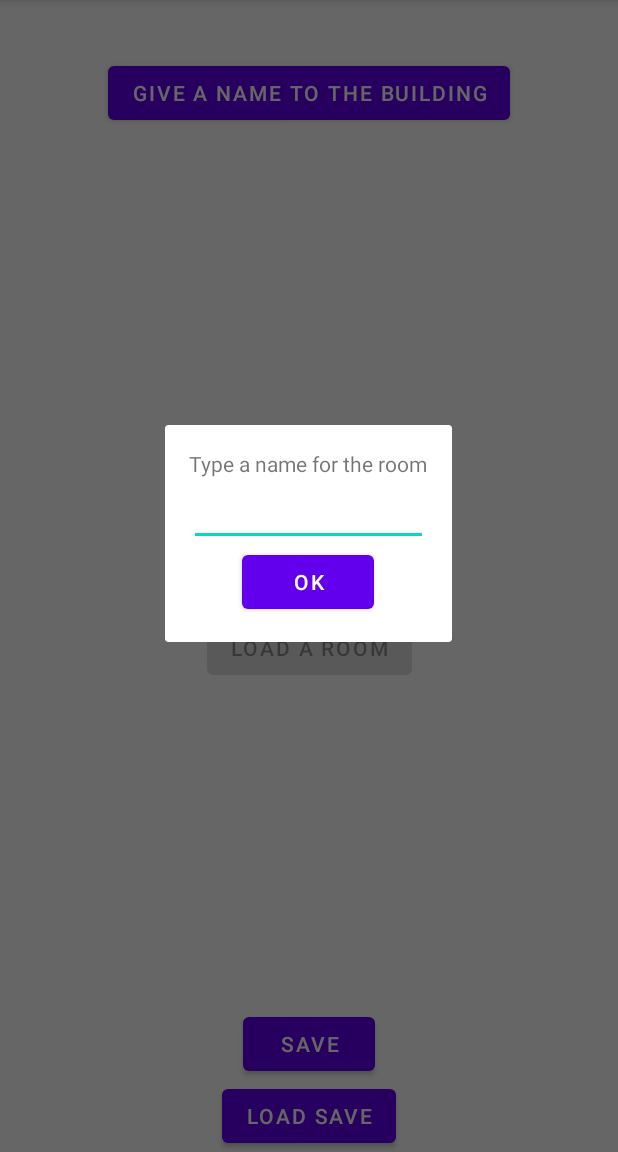
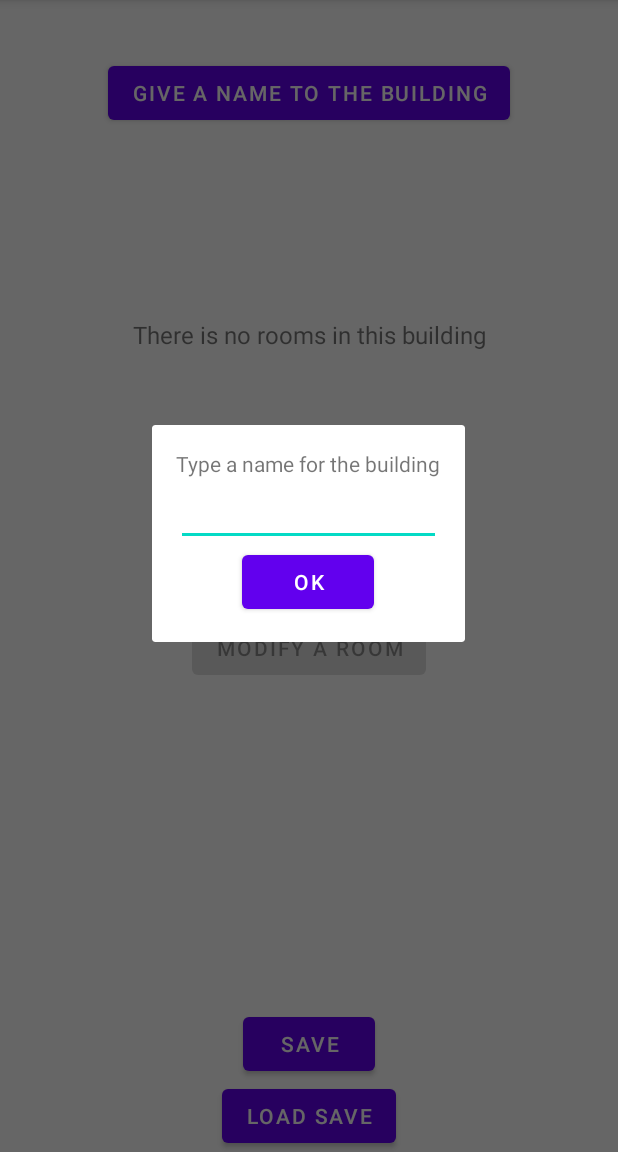
Before and after one commit to victord54/CartoMob, an Android app: the screen it shows after launch (MainActivity), after a tap on "GIVE A NAME TO THE BUILDING", on a phone screen of 412 x 824 dp, the part 84-1236 px from its top. Run offline under Robolectric (Android 15) with nearby library versions, the phone set to English and light mode, and no system bars.

Commit message:
Ajout de détails sur la composition du batiment : nb de pièces, si le batiment possède un nom...

```diff
--- a/app/src/main/java/fr/victord54/cartomob/activities/MainActivity.java
+++ b/app/src/main/java/fr/victord54/cartomob/activities/MainActivity.java
@@ -3,6 +3,7 @@ package fr.victord54.cartomob.activities;
 import android.content.Intent;
 import android.os.Bundle;
 import android.util.Log;
+import android.view.View;
 import android.widget.Button;
 import android.widget.TextView;
 import android.widget.Toast;
@@ -13,8 +14,6 @@ import androidx.appcompat.app.AppCompatActivity;
 
 import java.io.File;
 import java.util.ArrayList;
-import java.util.Arrays;
-import java.util.Objects;
 
 import fr.victord54.cartomob.R;
 import fr.victord54.cartomob.models.CartoMob;
@@ -28,6 +27,7 @@ public class MainActivity extends AppCompatActivity {
     private CartoMob cartoMob;
 
     private TextView nameBuilding;
+    private TextView nbRooms;
     private Button newRoom;
     private Button loadRoom;
     private Button loadFile;
@@ -39,7 +39,7 @@ public class MainActivity extends AppCompatActivity {
             if (result.getData() != null) {
                 cartoMob = (CartoMob) result.getData().getSerializableExtra("cartoMob");
                 Log.d(LOG_TAG, "Données reçues !");
-                Log.d(LOG_TAG, "cartoMob : "+cartoMob.toString());
+                Log.d(LOG_TAG, cartoMob.toString());
             }
         } else {
             Log.d(LOG_TAG, "Aucune donnée reçue");
@@ -51,8 +51,9 @@ public class MainActivity extends AppCompatActivity {
         super.onCreate(savedInstanceState);
         setContentView(R.layout.activity_main);
 
-        nameBuilding = findViewById(R.id.name_of_building);
-        nameBuildingBtn = findViewById(R.id.name_of_building_btn);
+        nameBuilding = findViewById(R.id.main_name_of_building);
+        nameBuildingBtn = findViewById(R.id.main_name_of_building_btn);
+        nbRooms = findViewById(R.id.main_number_of_rooms);
         newRoom = findViewById(R.id.main_new_room_btn);
         loadRoom = findViewById(R.id.main_load_room_btn);
         loadFile = findViewById(R.id.main_load_save);
@@ -64,6 +65,10 @@ public class MainActivity extends AppCompatActivity {
         if (cartoMob.isEmpty()) {
             Log.i(LOG_TAG, "cartoMob est vide");
             loadRoom.setEnabled(false);
+            nbRooms.setText(R.string.main_number_of_rooms_zero);
+        } else {
+            loadRoom.setEnabled(true);
+            nbRooms.setText(getString(R.string.main_number_of_rooms, cartoMob.getSize()));
         }
 
         nameBuildingBtn.setOnClickListener(view -> {
@@ -73,9 +78,10 @@ public class MainActivity extends AppCompatActivity {
                     cartoMob.setName(name);
                     nameBuilding.setText(cartoMob.getName());
                     Log.d("ModelContent", cartoMob.toString());
+                    nameBuildingBtn.setVisibility(View.INVISIBLE);
                 }
             };
-            final CustomDialogName cartoName = new CustomDialogName(this, listenerCartoName);
+            final CustomDialogName cartoName = new CustomDialogName(this, listenerCartoName, getText(R.string.custom_dialog_name_title_building).toString());
             cartoName.show();
         });
 
@@ -90,7 +96,7 @@ public class MainActivity extends AppCompatActivity {
                     newRoomLauncher.launch(sendData);
                 }
             };
-            final CustomDialogName roomName = new CustomDialogName(this, listenerRoomName);
+            final CustomDialogName roomName = new CustomDialogName(this, listenerRoomName, getText(R.string.custom_dialog_name_title_room).toString());
             roomName.show();
         });
 
@@ -130,12 +136,18 @@ public class MainActivity extends AppCompatActivity {
     @Override
     protected void onResume() {
         super.onResume();
-//        if (cartoMob == null)
-//            cartoMob = new CartoMob();
-//        else {
-//            if (!cartoMob.getName().isEmpty())
-//                nameBuilding.setText(cartoMob.getName());
-//        }
-//        loadRoom.setEnabled(!cartoMob.isEmpty());
+        if (cartoMob != null) {
+            if (cartoMob.getName() != null && !cartoMob.getName().isEmpty()) {
+                nameBuildingBtn.setVisibility(View.INVISIBLE);
+                nameBuilding.setText(cartoMob.getName());
+            } if (cartoMob.isEmpty()) {
+                Log.i(LOG_TAG, "cartoMob est vide");
+                loadRoom.setEnabled(false);
+                nbRooms.setText(R.string.main_number_of_rooms_zero);
+            } else {
+                loadRoom.setEnabled(true);
+                nbRooms.setText(getString(R.string.main_number_of_rooms, cartoMob.getSize()));
+            }
+        }
     }
 }
--- a/app/src/main/java/fr/victord54/cartomob/views/CustomDialogName.java
+++ b/app/src/main/java/fr/victord54/cartomob/views/CustomDialogName.java
@@ -5,6 +5,7 @@ import android.content.Context;
 import android.os.Bundle;
 import android.widget.Button;
 import android.widget.EditText;
+import android.widget.TextView;
 import android.widget.Toast;
 
 import androidx.annotation.NonNull;
@@ -16,28 +17,36 @@ public class CustomDialogName extends Dialog {
         void nameTyped(String name);
     }
 
+    private TextView title;
     private EditText textInput;
     private Button buttonOk;
     private final Context context;
     private final NameListener listener;
+    private final String text;
 
-    public CustomDialogName(@NonNull Context context, NameListener listener) {
+    public CustomDialogName(@NonNull Context context, NameListener listener, String text) {
         super(context);
         this.context = context;
         this.listener = listener;
+        this.text = text;
     }
 
     @Override
     protected void onCreate(Bundle savedInstanceState) {
         super.onCreate(savedInstanceState);
         setContentView(R.layout.custom_dialog_name);
+
+        title = findViewById(R.id.custom_dialog_name_title);
         textInput = findViewById(R.id.custom_dialog_name_edit);
         buttonOk = findViewById(R.id.custom_dialog_name_btn_ok);
+
+        title.setText(text);
+
         buttonOk.setOnClickListener(view -> {
             String fullName = this.textInput.getText().toString();
 
             if (fullName.isEmpty()) {
-                Toast.makeText(this.context, "Warning cannot create no named room !", Toast.LENGTH_LONG).show();
+                Toast.makeText(this.context, getContext().getString(R.string.custom_dialog_name_warning), Toast.LENGTH_LONG).show();
                 return;
             }
             this.dismiss(); // Close Dialog
--- a/app/src/main/res/layout/activity_main.xml
+++ b/app/src/main/res/layout/activity_main.xml
@@ -44,7 +44,7 @@
         app:layout_constraintStart_toStartOf="parent" />
 
     <TextView
-        android:id="@+id/name_of_building"
+        android:id="@+id/main_name_of_building"
         android:layout_width="wrap_content"
         android:layout_height="wrap_content"
         android:layout_marginTop="16dp"
@@ -54,12 +54,22 @@
         app:layout_constraintTop_toTopOf="parent" />
 
     <Button
-        android:id="@+id/name_of_building_btn"
+        android:id="@+id/main_name_of_building_btn"
         android:layout_width="wrap_content"
         android:layout_height="wrap_content"
         android:text="@string/main_name_of_building_btn"
         app:layout_constraintEnd_toEndOf="parent"
         app:layout_constraintStart_toStartOf="parent"
-        app:layout_constraintTop_toBottomOf="@+id/name_of_building" />
+        app:layout_constraintTop_toBottomOf="@+id/main_name_of_building" />
+
+    <TextView
+        android:id="@+id/main_number_of_rooms"
+        android:layout_width="wrap_content"
+        android:layout_height="wrap_content"
+        android:textSize="16sp"
+        app:layout_constraintBottom_toTopOf="@+id/main_new_room_btn"
+        app:layout_constraintEnd_toEndOf="parent"
+        app:layout_constraintStart_toStartOf="parent"
+        app:layout_constraintTop_toBottomOf="@+id/main_name_of_building_btn" />
 
 </androidx.constraintlayout.widget.ConstraintLayout>
--- a/app/src/main/res/layout/custom_dialog_name.xml
+++ b/app/src/main/res/layout/custom_dialog_name.xml
@@ -10,8 +10,7 @@
         android:layout_width="wrap_content"
         android:layout_height="wrap_content"
         android:layout_gravity="center"
-        android:labelFor="@+id/custom_dialog_name_edit"
-        android:text="@string/custom_dialog_name_title" />
+        android:labelFor="@+id/custom_dialog_name_edit"/>
 
     <EditText
         android:id="@+id/custom_dialog_name_edit"
--- a/app/src/main/res/layout/save_chooser_recycler_view_item.xml
+++ b/app/src/main/res/layout/save_chooser_recycler_view_item.xml
@@ -6,7 +6,8 @@
     <TextView
         android:id="@+id/save_chooser_recycler_view_name"
         android:layout_width="wrap_content"
-        android:layout_height="wrap_content" />
+        android:layout_height="wrap_content"
+        android:labelFor="@+id/save_chooser_recycler_view_radio_btn" />
 
     <RadioButton
         android:id="@+id/save_chooser_recycler_view_radio_btn"
--- a/app/src/main/res/values/strings.xml
+++ b/app/src/main/res/values/strings.xml
@@ -1,10 +1,15 @@
 <resources>
     <string name="app_name" translatable="false">CartoMob</string>
     <string name="main_new_room_btn">New room</string>
-    <string name="main_load_room_btn">Load a room</string>
+    <string name="main_load_room_btn">Modify a room</string>
     <string name="main_load_save_btn">Load save</string>
     <string name="main_write_save_btn">Save</string>
-    <string name="custom_dialog_name_title">Type a name for the room</string>
+    <string name="custom_dialog_name_title_room">Type a name for the room</string>
     <string name="custom_dialog_save_chooser_title">Choose a file to load</string>
     <string name="main_name_of_building_btn">Give a name to the building</string>
+    <string name="main_visit_building_btn">Visit the building</string>
+    <string name="main_number_of_rooms_zero">There is no rooms in this building</string>
+    <string name="main_number_of_rooms">There is %1$d rooms in this building</string>
+    <string name="custom_dialog_name_warning">Warning ! cannot create no named room !</string>
+    <string name="custom_dialog_name_title_building">Type a name for the building</string>
 </resources>
```
Also changed, not shown: 2 other files.
